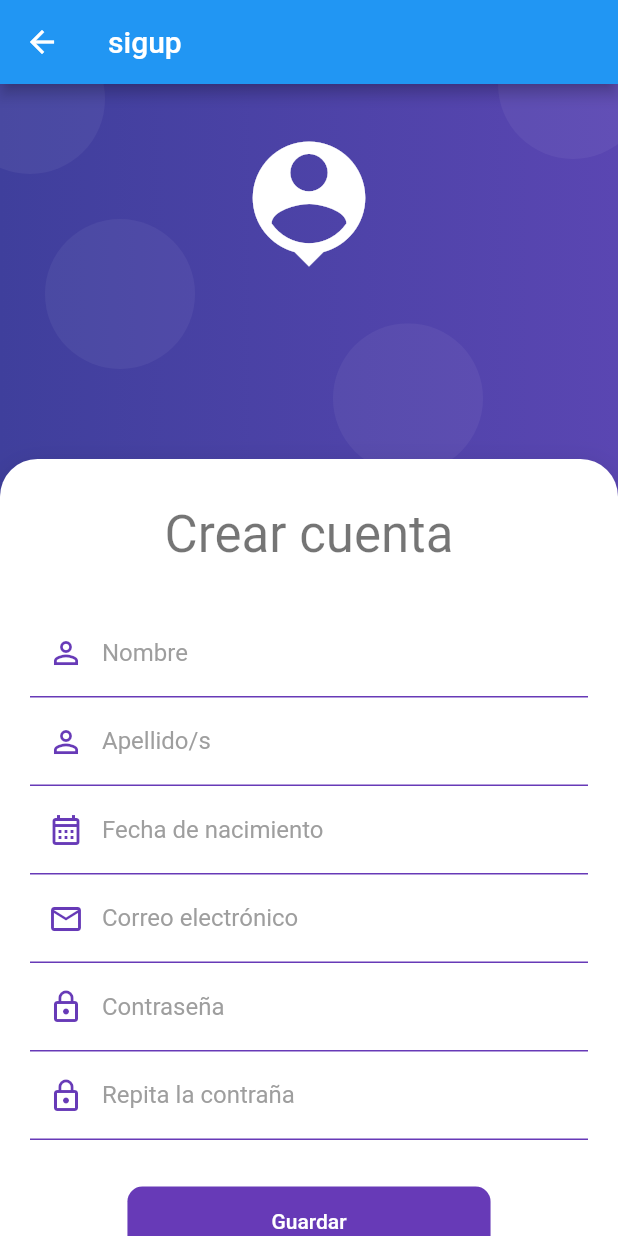
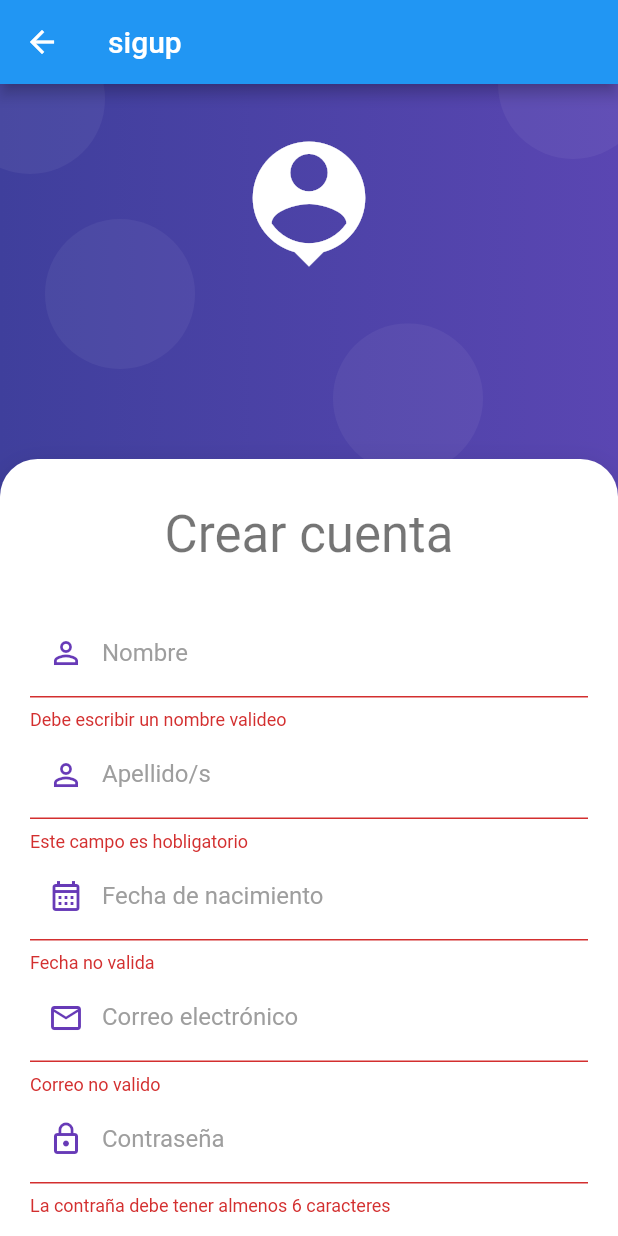
Before and after one commit to Khriz21/Flutter_tasks, a Flutter app: the SigupScreen screen opened by its route, on a phone screen of 412 x 824 dp. Run offline on Flutter 3.47's test engine with Material 2 defaults, Android fonts, the phone set to English and light mode, and no system bars; our stand-ins replace flutter_secure_storage; accounts and stored records are empty.

```diff
--- /dev/null
+++ b/lib/models/models.dart
@@ -0,0 +1 @@
+export 'package:my_tasks/models/user.dart';
--- /dev/null
+++ b/lib/models/user.dart
@@ -0,0 +1,31 @@
+class User {
+    User({
+        required this.name,
+        required this.lastName,
+        required this.birthdate,
+        required this.email,
+        required this.uid,
+    });
+
+    final String name;
+    final String lastName;
+    final DateTime birthdate;
+    final String email;
+    final String uid;
+
+    factory User.fromJson(Map<String, dynamic> json) => User(
+        name: json["name"],
+        lastName: json["last_name"],
+        birthdate: DateTime.parse(json["birthdate"]),
+        email: json["email"],
+        uid: json["uid"],
+    );
+
+    Map<String, dynamic> toJson() => {
+        "name": name,
+        "last_name": lastName,
+        "birthdate": birthdate.toIso8601String(),
+        "email": email,
+        "uid": uid,
+    };
+}
--- a/lib/providers/providers.dart
+++ b/lib/providers/providers.dart
@@ -1,2 +1,3 @@
+export 'package:my_tasks/providers/auth_provider.dart';
+
 export 'package:my_tasks/providers/login.dart';
-export 'package:my_tasks/providers/sigup.dart';
--- a/lib/providers/sigup.dart
+++ /dev/null
@@ -1,26 +0,0 @@
-import 'package:flutter/material.dart';
-
-class SigupProvider extends ChangeNotifier {
-  GlobalKey<FormState> formKey = GlobalKey<FormState>();
-
-  String email = '';
-  String password = '';
-  String name ='';
-  String lastName = '';
-  DateTime birthdate = DateTime.now();
-
-  bool _isLoading = false;
-
-  bool get isLoading => _isLoading;
-
-  set isLoading(bool value) {
-    _isLoading = value;
-    notifyListeners();
-  }
-
-  bool isValidForm() {
-    if (formKey.currentState?.validate() ?? false) {}
-
-    return formKey.currentState?.validate() ?? false;
-  }
-}
--- a/lib/screens/home_screen.dart
+++ b/lib/screens/home_screen.dart
@@ -1,5 +1,4 @@
 import 'package:flutter/material.dart';
-import 'package:my_tasks/widgets/witgets.dart';
 
 class HomeScreen extends StatelessWidget {
   const HomeScreen({super.key});
@@ -11,7 +10,7 @@ class HomeScreen extends StatelessWidget {
     return Scaffold(
       appBar: AppBar(title: const Text('Home')),
       body: const Center(
-        child: DatePicker(),
+        child: Text('Home'),
       ),
     );
   }
--- a/lib/screens/sigup_screen.dart
+++ b/lib/screens/sigup_screen.dart
@@ -1,11 +1,8 @@
 import 'package:flutter/material.dart';
-import 'package:provider/provider.dart';
 
-import '../providers/providers.dart';
 import '../ui/input_decoration.dart';
 import 'package:my_tasks/screens/screens.dart';
-import 'package:my_tasks/widgets/card_container.dart';
-import 'package:my_tasks/widgets/witgets.dart';
+import 'package:my_tasks/widgets/widtgets.dart';
 
 class SigupScreen extends StatelessWidget {
   const SigupScreen({super.key});
@@ -28,7 +25,7 @@ class SigupScreen extends StatelessWidget {
                       const SizedBox(height: 10),
                       Text(
                         'Crear cuenta',
-                        style: Theme.of(context).textTheme.headline4,
+                        style: Theme.of(context).textTheme.headlineMedium,
                       ),
                       const SizedBox(height: 30),
                       _SigupForm()
@@ -57,11 +54,14 @@ class _SigupFormState extends State<_SigupForm> {
   final lastNameCtrl = TextEditingController();
   final birthdateCtrt = TextEditingController();
 
+  final _formKey = GlobalKey<FormState>();
+
   @override
   Widget build(BuildContext context) {
-    final loginForm = Provider.of<LoginProvider>(context);
+    // final loginForm = Provider.of<LoginProvider>(context);
     return Form(
-      autovalidateMode: AutovalidateMode.onUserInteraction,
+      key: _formKey,
+      autovalidateMode: AutovalidateMode.always,
       child: Column(
         children: [
           // Name
@@ -111,7 +111,7 @@ class _SigupFormState extends State<_SigupForm> {
             validator: (value) {
               String pattern = r'^(?:3[01]|[12][0-9]|0?[1-9])([\-/.])(0?[1-9]|1[1-2])\1\d{4}$';
               RegExp regExp = RegExp(pattern);
-              return regExp.hasMatch(value ?? '') ?null : 'Fecha no valida';
+              return regExp.hasMatch(value ?? '') ? null : 'Fecha no valida';
             },
           ),
 
@@ -126,10 +126,8 @@ class _SigupFormState extends State<_SigupForm> {
               label: 'Correo electrónico',
             ),
             validator: (value) {
-              String pattern =
-                  r'^(([^<>()[\]\\.,;:\s@\"]+(\.[^<>()[\]\\.,;:\s@\"]+)*)|(\".+\"))@((\[[0-9]{1,3}\.[0-9]{1,3}\.[0-9]{1,3}\.[0-9]{1,3}\])|(([a-zA-Z\-0-9]+\.)+[a-zA-Z]{2,}))$';
+              String pattern = r'^(([^<>()[\]\\.,;:\s@\"]+(\.[^<>()[\]\\.,;:\s@\"]+)*)|(\".+\"))@((\[[0-9]{1,3}\.[0-9]{1,3}\.[0-9]{1,3}\.[0-9]{1,3}\])|(([a-zA-Z\-0-9]+\.)+[a-zA-Z]{2,}))$';
               RegExp regExp = RegExp(pattern);
-
               return regExp.hasMatch(value ?? '') ? null : 'Correo no valido';
             },
           ),
@@ -175,8 +173,10 @@ class _SigupFormState extends State<_SigupForm> {
 
           const SizedBox(height: 30),
 
-          _Button(birthdateCtrt: birthdateCtrt),
-
+          SaveButton(
+            submit: saveUser,
+            text: 'Guardar',
+          ),
           const SizedBox(height: 10),
 
           TextButton(
@@ -188,64 +188,13 @@ class _SigupFormState extends State<_SigupForm> {
       ),
     );
   }
-}
 
-class _Button extends StatelessWidget {
-  const _Button({
-    Key? key,
-    required this.birthdateCtrt,
-  }) : super(key: key);
-
-  final TextEditingController birthdateCtrt;
-
-  @override
-  Widget build(BuildContext context) {
-    return MaterialButton(
-      shape: RoundedRectangleBorder(
-        borderRadius: BorderRadius.circular(10),
-      ),
-      disabledColor: Colors.grey,
-      elevation: 0,
-      color: Colors.deepPurple,
-      onPressed: () {
-        final String date =
-            '${birthdateCtrt.text.trim().substring(6, 10)}/${birthdateCtrt.text.trim().substring(3, 6)}${birthdateCtrt.text.trim().substring(0, 2)}';
-        print(date.replaceAll('/', '-'));
-      },
-      /* loginForm.isLoading
-          ? null
-          : () async {
-              FocusScope.of(context).unfocus();
-
-              if (!loginForm.isValidForm()) return;
-
-              loginForm.isLoading = true;
-
-              await Future.delayed(
-                const Duration(seconds: 2),
-              );
-
-              loginForm.isLoading = false;
-
-              // ignore: use_build_context_synchronously
-              Navigator.pushReplacementNamed(
-                context,
-                HomeScreen.routerName,
-              );
-            }, */
-      child: Container(
-        padding: const EdgeInsets.symmetric(
-          horizontal: 80,
-          vertical: 15,
-        ),
-        child: const Text(
-          // loginForm.isLoading ? 'Espere' : 'Guardar',
-          'Guardar',
-          style: TextStyle(
-            color: Colors.white,
-          ),
-        ),
-      ),
-    );
+  // Funcion para guardar el nuevo usuario
+  Future<void> saveUser() async {
+    if (_formKey.currentState?.validate() ?? false) {
+      late String birthdate = birthdateCtrt.text.trim();
+      birthdate = '${birthdate.substring(6, 10)}/${birthdate.substring(3, 6)}${birthdate.substring(0, 2)}';
+      if (mounted) Navigator.pushReplacementNamed(context, HomeScreen.routerName);
     }
   }
+}
--- /dev/null
+++ b/lib/widgets/widtgets.dart
@@ -0,0 +1,3 @@
+export 'package:my_tasks/widgets/auth_background.dart';
+export 'package:my_tasks/widgets/card_container.dart';
+export 'package:my_tasks/widgets/save_button.dart';
--- a/lib/widgets/witgets.dart
+++ /dev/null
@@ -1,3 +0,0 @@
-export 'package:my_tasks/widgets/date_picker.dart';
-
-export 'package:my_tasks/widgets/auth_background.dart';
```
Also changed, not shown: lib/main.dart (+7 -17 lines), lib/models/auth_response.dart (added, +32 -0 lines), lib/providers/auth_provider.dart (added, +128 -0 lines), lib/screens/login_screen.dart (+41 -60 lines), lib/ui/show_alert.dart (added, +37 -0 lines), lib/widgets/date_picker.dart (deleted, +0 -53 lines), lib/widgets/save_button.dart (added, +33 -0 lines), pubspec.yaml (+2 -25 lines), pubspec.lock, 1 other file. Lines whose indentation alone changed are shown as unchanged.
